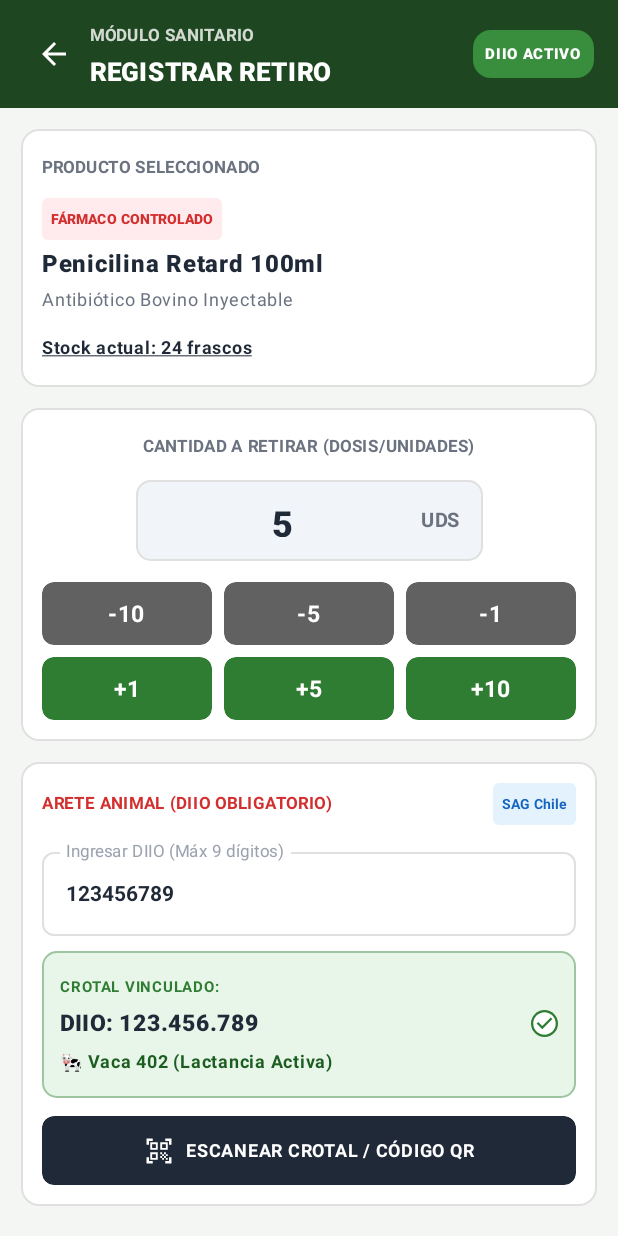
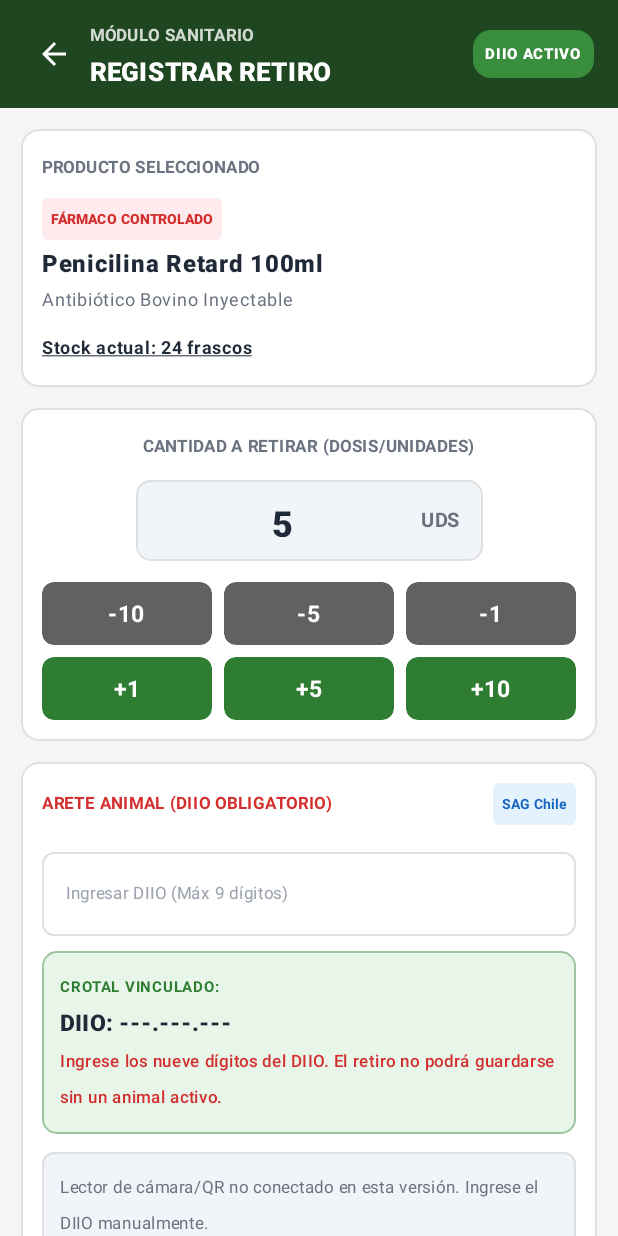
Before and after one commit to Vichosurf/Agrostock-App, an Android app built with Jetpack Compose: the composable RetiroDiioScreen shown on its own in the app's theme, after a tap on "-10", on a phone screen of 412 x 824 dp. Run offline under Robolectric (Android 15) with nearby library versions, the phone set to English and light mode, and no system bars.

Commit message:
fix(ui): require valid quantity and registered DIIO before saving withdrawals

```diff
--- a/app/src/main/java/com/example/agrostock/ui/screens/RetiroDiioScreen.kt
+++ b/app/src/main/java/com/example/agrostock/ui/screens/RetiroDiioScreen.kt
@@ -74,12 +74,12 @@ fun RetiroDiioScreen(
     onBackClick: () -> Unit = {},
     onSaveMovement: (quantity: Int, diio: String, title: String) -> Unit = { _, _, _ -> }
 ) {
-    var quantity by remember { mutableIntStateOf(15) }
-    var quantityInputText by remember { mutableStateOf("15") }
+    val initialQuantity = if (maxStock > 0) minOf(15, maxStock) else 0
+    var quantity by remember(maxStock) { mutableIntStateOf(initialQuantity) }
+    var quantityInputText by remember(maxStock) { mutableStateOf(initialQuantity.toString()) }
     var showStockWarning by remember { mutableStateOf(false) }
 
-    var rawDiioDigits by remember { mutableStateOf("123456789") } // 9 digits raw input
-    var animalInfo by remember { mutableStateOf("Vaca 402 (Lactancia Activa)") }
+    var rawDiioDigits by remember { mutableStateOf("") }
 
     // Format raw digits into 3.3.3 DIIO format (e.g., 123.456.789)
     val formattedDiio = remember(rawDiioDigits) {
@@ -95,11 +95,17 @@ fun RetiroDiioScreen(
 
     // Update quantity and text synchronized
     fun updateQuantity(newValue: Int) {
-        val clamped = newValue.coerceIn(1, maxStock)
+        val maxAllowed = maxStock.coerceAtLeast(0)
+        val clamped = if (maxAllowed == 0) 0 else newValue.coerceIn(1, maxAllowed)
         quantity = clamped
         quantityInputText = clamped.toString()
-        showStockWarning = newValue > maxStock
+        showStockWarning = newValue > maxAllowed
     }
+
+    val canSave = maxStock > 0 &&
+        quantity in 1..maxStock &&
+        quantityInputText.isNotBlank() &&
+        (!isControlled || isDiioValid)
 
     Column(
         modifier = Modifier
@@ -263,17 +269,30 @@ fun RetiroDiioScreen(
                             val cleanDigits = input.filter { it.isDigit() }
                             if (cleanDigits.isEmpty()) {
                                 quantityInputText = ""
-                                quantity = 1
+                                quantity = 0
+                                showStockWarning = false
                             } else {
-                                val typedVal = cleanDigits.toIntOrNull() ?: 1
-                                if (typedVal > maxStock) {
+                                val typedVal = cleanDigits.toIntOrNull()
+                                when {
+                                    typedVal == null -> {
+                                        quantityInputText = ""
+                                        quantity = 0
+                                    }
+                                    typedVal > maxStock && maxStock > 0 -> {
                                         quantity = maxStock
                                         quantityInputText = maxStock.toString()
                                         showStockWarning = true
-                                } else {
-                                    quantity = maxOf(1, typedVal)
+                                    }
+                                    typedVal <= 0 -> {
+                                        quantity = 0
                                         quantityInputText = cleanDigits
                                         showStockWarning = false
+                                    }
+                                    else -> {
+                                        quantity = typedVal
+                                        quantityInputText = cleanDigits
+                                        showStockWarning = false
+                                    }
                                 }
                             }
                         },
@@ -360,7 +379,7 @@ fun RetiroDiioScreen(
                         verticalAlignment = Alignment.CenterVertically
                     ) {
                         Text(
-                            text = "ARETE ANIMAL (DIIO OBLIGATORIO)",
+                            text = if (isControlled) "ARETE ANIMAL (DIIO OBLIGATORIO)" else "ARETE ANIMAL (OPCIONAL)",
                             fontSize = 11.sp,
                             fontWeight = FontWeight.Bold,
                             color = AgroRedControlled,
@@ -455,49 +474,32 @@ fun RetiroDiioScreen(
                             }
                             Spacer(modifier = Modifier.height(2.dp))
                             Text(
-                                text = "🐄 $animalInfo",
-                                fontSize = 12.sp,
-                                fontWeight = FontWeight.Bold,
-                                color = Color(0xFF1B5E20)
+                                text = when {
+                                    !isControlled -> "Este insumo no requiere trazabilidad DIIO."
+                                    isDiioValid -> "DIIO con formato correcto; se verificará contra el registro local al guardar."
+                                    else -> "Ingrese los nueve dígitos del DIIO. El retiro no podrá guardarse sin un animal activo."
+                                },
+                                fontSize = 11.sp,
+                                fontWeight = FontWeight.Medium,
+                                color = if (isControlled && !isDiioValid) AgroRedControlled else Color(0xFF1B5E20)
                             )
                         }
                     }
 
                     Spacer(modifier = Modifier.height(12.dp))
 
-                    // Scanner Button
                     Surface(
-                        modifier = Modifier
-                            .fillMaxWidth()
-                            .height(46.dp)
-                            .clip(RoundedCornerShape(8.dp))
-                            .clickable {
-                                // Simulate scanning next ear tag with 9 digits
-                                rawDiioDigits = "123456790"
-                                animalInfo = "Vaca 405 (Secado - Potrero 2)"
-                            },
-                        color = AgroDarkHeader,
-                        shape = RoundedCornerShape(8.dp)
+                        modifier = Modifier.fillMaxWidth(),
+                        color = Color(0xFFF1F5F9),
+                        shape = RoundedCornerShape(8.dp),
+                        border = androidx.compose.foundation.BorderStroke(1.dp, AgroBorder)
                     ) {
-                        Row(
-                            modifier = Modifier.fillMaxSize(),
-                            verticalAlignment = Alignment.CenterVertically,
-                            horizontalArrangement = Arrangement.Center
-                        ) {
-                            Icon(
-                                imageVector = Icons.Default.QrCodeScanner,
-                                contentDescription = "Scan",
-                                tint = Color.White,
-                                modifier = Modifier.size(20.dp)
+                        Text(
+                            text = "Lector de cámara/QR no conectado en esta versión. Ingrese el DIIO manualmente.",
+                            fontSize = 11.sp,
+                            color = AgroTextSecondary,
+                            modifier = Modifier.padding(12.dp)
                         )
-                            Spacer(modifier = Modifier.width(8.dp))
-                            Text(
-                                text = "ESCANEAR CROTAL / CÓDIGO QR",
-                                fontSize = 12.sp,
-                                fontWeight = FontWeight.Bold,
-                                color = Color.White
-                            )
-                        }
                     }
                 }
             }
@@ -507,14 +509,20 @@ fun RetiroDiioScreen(
             // Bottom Save Movement Button
             Button(
                 onClick = {
+                    if (canSave) {
                         val movementTitle = "$quantity UDS $productName"
-                    onSaveMovement(quantity, formattedDiio, movementTitle)
+                        onSaveMovement(quantity, if (isControlled) formattedDiio else "", movementTitle)
+                    }
                 },
+                enabled = canSave,
                 modifier = Modifier
                     .fillMaxWidth()
                     .height(52.dp),
                 shape = RoundedCornerShape(12.dp),
-                colors = ButtonDefaults.buttonColors(containerColor = AgroGreenDark)
+                colors = ButtonDefaults.buttonColors(
+                    containerColor = AgroGreenDark,
+                    disabledContainerColor = Color(0xFFB0BEC5)
+                )
             ) {
                 Row(
                     verticalAlignment = Alignment.CenterVertically,
```
Lines whose indentation alone changed are shown as unchanged.
